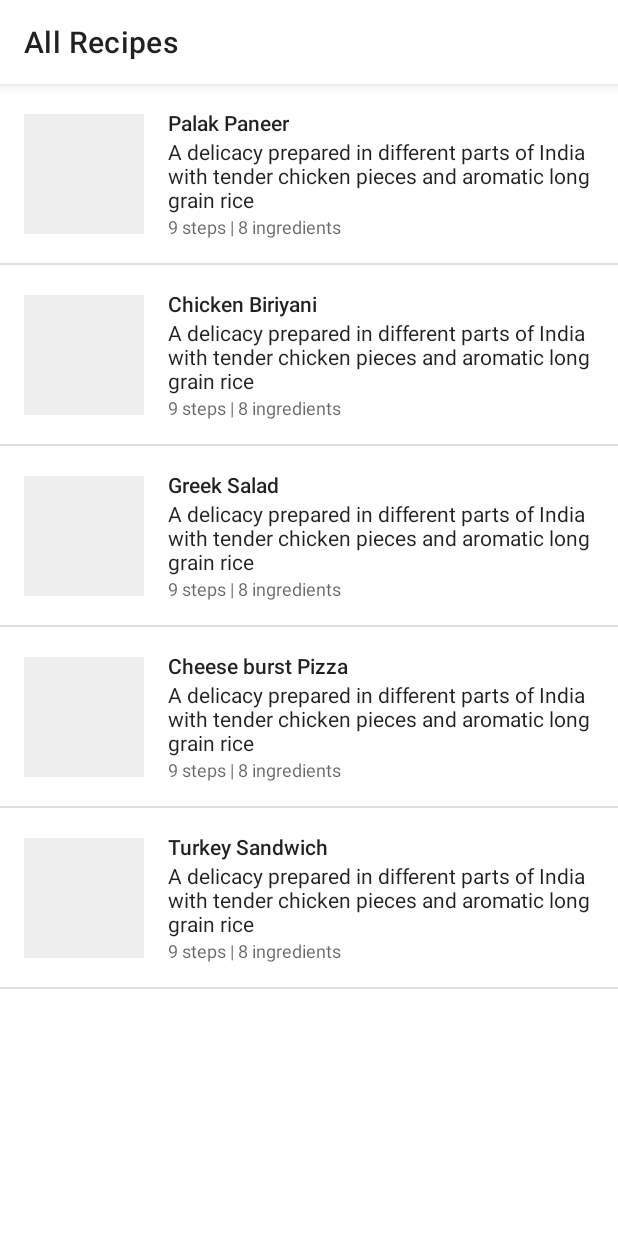
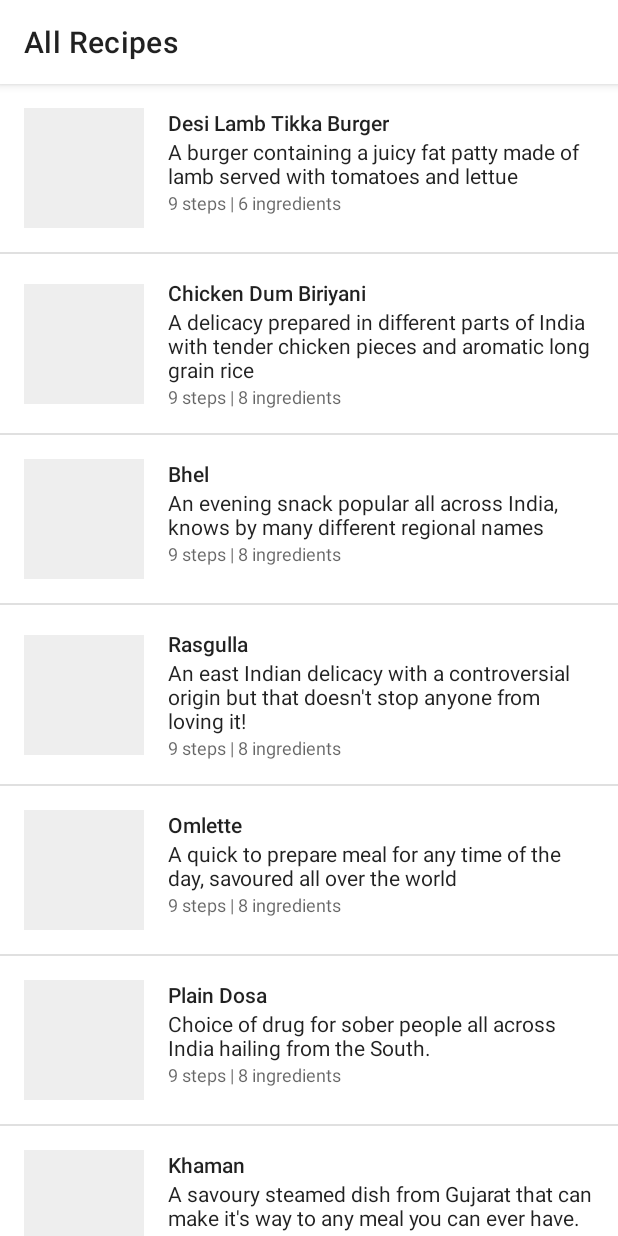
Before and after one commit to Pinaki93/Desipe, an Android app: the screen it shows after launch (ContainerActivity), on a phone screen of 412 x 824 dp. Run offline under Robolectric (Android 15) with nearby library versions, the light colour scheme and no system bars; our stand-ins replace Timber; libraries missing offline, so code that uses them is left out: coil.api.load; pictures from the network do not load; 1 statement that could not run was skipped.

Commit message:
- ui enhancements - added images from cloudinary cdn - wip: data for different recipes

```diff
--- a/app/src/main/java/dev/pinaki/receepee/data/source/Data.kt
+++ b/app/src/main/java/dev/pinaki/receepee/data/source/Data.kt
@@ -17,8 +17,6 @@ private fun getIngredients(): List<Ingredient> {
     }
 }
 
-private fun getImage() = "https://cdn.pixabay.com/photo/2016/01/15/10/56/biryani-1141444_1280.jpg"
-
 private fun getSteps(): List<String> {
     return ArrayList<String>().apply {
         add("Fry the onions until they turn golden")
@@ -27,7 +25,7 @@ private fun getSteps(): List<String> {
         add("Keep the preparation aside")
         add("Boil the rice in a separate vessel for 30 minutes")
         add("Now take the vessel away from flame")
-        add("Prepare layers of rice and chicken masala stacked on each other")
+        add("Prepare layers of rice and chicken masala stacked on each other.Prepare layers of rice and chicken masala stacked on each other.Prepare layers of rice and chicken masala stacked on each other.Prepare layers of rice and chicken masala stacked on each other")
         add("Now seal the vessel with dough and cook for 20 mins")
         add("Your biriyani is now ready")
     }
@@ -38,31 +36,67 @@ fun getSampleData(): List<Recipe> {
         add(
             Recipe(
                 1,
-                "Palak Paneer",
-                "A delicacy prepared in different parts of India with tender chicken pieces and aromatic long grain rice",
-                getImage(),
-                getIngredients(),
-                getSteps()
+                "Desi Lamb Tikka Burger",
+                "A burger containing a juicy fat patty made of lamb served with tomatoes and lettue",
+                "https://res.cloudinary.com/pinaki93/image/upload/v1593900066/food-1081707_640_ezrubj.jpg",
+                ArrayList<Ingredient>().apply {
+                    add(Ingredient("Bun", 2, "Units"))
+                    add(Ingredient("Lettuce", 4, "leaves"))
+                    add(Ingredient("Onion", 1, "small bowl"))
+                    add(Ingredient("Minced Meat", 250, "grams"))
+                    add(Ingredient("Turmeric", 1, "tsp"))
+                    add(Ingredient("Chilly Powder", 1, "tsp"))
+                },
+                ArrayList<String>().apply {
+                    add("Mix the dry spices, chopped onions with minced meat")
+                    add("Make patties from the mixture ")
+                    add("Dry the patties until both sides are well cooked")
+                    add("Cut tomatoes into circles")
+                    add("Take a bun, put lettuce leaves on it")
+                    add("Put two of the sliced tomatoes")
+                    add("Put the patty on the top of the tomatoes, repeat two layers above it")
+                    add("Put another bun on top")
+                    add("Your Desi Lamb Tikka burger is now ready!")
+                }
             )
         )
 
         add(
             Recipe(
                 2,
-                "Chicken Biriyani",
+                "Chicken Dum Biriyani",
                 "A delicacy prepared in different parts of India with tender chicken pieces and aromatic long grain rice",
-                getImage(),
-                getIngredients(),
-                getSteps()
+                "https://res.cloudinary.com/pinaki93/image/upload/v1593900068/biryani-1141444_640_przhfd.jpg",
+                ArrayList<Ingredient>().apply {
+                    add(Ingredient("Rice", 500, "gms"))
+                    add(Ingredient("Oil", 4, "tsp"))
+                    add(Ingredient("Cinnamon", 20, "gms"))
+                    add(Ingredient("Cloves", 6, "pieces"))
+                    add(Ingredient("Garlic", 4, "cloves"))
+                    add(Ingredient("Chicken", 250, "grams"))
+                    add(Ingredient("Onion", 5, "Medium Sized"))
+                    add(Ingredient("Wheat Dough", 100, "grams"))
+                },
+                ArrayList<String>().apply {
+                    add("Fry the onions until they turn golden")
+                    add("Add the dry spices mentioned in the ingredients")
+                    add("Add chicken to the pan and fry for about 15 minutes")
+                    add("Keep the preparation aside")
+                    add("Boil the rice in a separate vessel for 30 minutes")
+                    add("Now take the vessel away from flame")
+                    add("Prepare layers of rice and chicken masala stacked on each other.Prepare layers of rice and chicken masala stacked on each other.Prepare layers of rice and chicken masala stacked on each other.Prepare layers of rice and chicken masala stacked on each other")
+                    add("Now seal the vessel with dough and cook for 20 mins")
+                    add("Your biriyani is now ready")
+                }
             )
         )
 
         add(
             Recipe(
                 3,
-                "Greek Salad",
-                "A delicacy prepared in different parts of India with tender chicken pieces and aromatic long grain rice",
-                getImage(),
+                "Bhel",
+                "An evening snack popular all across India, knows by many different regional names",
+                "https://res.cloudinary.com/pinaki93/image/upload/v1593900066/jhal-muri-827292_640_btx94u.jpg",
                 getIngredients(),
                 getSteps()
             )
@@ -71,9 +105,9 @@ fun getSampleData(): List<Recipe> {
         add(
             Recipe(
                 4,
-                "Cheese burst Pizza",
-                "A delicacy prepared in different parts of India with tender chicken pieces and aromatic long grain rice",
-                getImage(),
+                "Rasgulla",
+                "An east Indian delicacy with a controversial origin but that doesn't stop anyone from loving it!",
+                "https://res.cloudinary.com/pinaki93/image/upload/v1593900066/sweets-577230_640_cekunj.jpg",
                 getIngredients(),
                 getSteps()
             )
@@ -82,21 +116,45 @@ fun getSampleData(): List<Recipe> {
         add(
             Recipe(
                 5,
-                "Turkey Sandwich",
-                "A delicacy prepared in different parts of India with tender chicken pieces and aromatic long grain rice",
-                getImage(),
+                "Omlette",
+                "A quick to prepare meal for any time of the day, savoured all over the world",
+                "https://res.cloudinary.com/pinaki93/image/upload/v1593900066/food-4046229_640_ub6i4e.jpg",
+                getIngredients(),
+                getSteps()
+            )
+        )
+
+        add(
+            Recipe(
+                6,
+                "Plain Dosa",
+                "Choice of drug for sober people all across India hailing from the South.",
+                "https://res.cloudinary.com/pinaki93/image/upload/v1593900067/indian-1768906_640_j6olcu.jpg",
+                getIngredients(),
+                getSteps()
+            )
+        )
+
+        add(
+            Recipe(
+                7,
+                "Khaman",
+                "A savoury steamed dish from Gujarat that can make it's way to any meal you can ever have.",
+                "https://res.cloudinary.com/pinaki93/image/upload/v1593900067/indian-1969797_640_qaibyr.jpg",
+                getIngredients(),
+                getSteps()
+            )
+        )
+
+        add(
+            Recipe(
+                8,
+                "Samosa",
+                "Crunchy on the outside, hot and soft on the inside. If Samosa is a question, yes is the answer",
+                "https://res.cloudinary.com/pinaki93/image/upload/v1593900067/food-143622_640_zlg7yv.jpg",
                 getIngredients(),
                 getSteps()
             )
         )
     }
 }
-
-/*http://imgbox.com/Vbi7WnSF
-http://imgbox.com/87gUpyQx
-http://imgbox.com/k8meaLIh
-http://imgbox.com/bqlnPcxt
-http://imgbox.com/6U4Jibt9
-http://imgbox.com/hIo7iOAf
-http://imgbox.com/J4Telz5u
-http://imgbox.com/bfe0lffD*/
--- a/app/src/main/java/dev/pinaki/receepee/feature/detail/DetailFragment.kt
+++ b/app/src/main/java/dev/pinaki/receepee/feature/detail/DetailFragment.kt
@@ -55,7 +55,9 @@ class DetailFragment : BaseFragment<DetailsFragmentBinding>() {
                     totalScroll += dy
                     val showTitle = totalScroll > binding.toolbar.height
                     if (showTitle != titleShown) {
-                        binding.collapsingToolbarHeader.isTitleEnabled = showTitle
+                        binding.collapsingToolbarHeader.post {
+                            binding.collapsingToolbarHeader.isTitleEnabled = showTitle
+                        }
                     }
                 }
             })
--- a/app/src/main/java/dev/pinaki/receepee/feature/detail/steps/RecipeStepsAdapter.kt
+++ b/app/src/main/java/dev/pinaki/receepee/feature/detail/steps/RecipeStepsAdapter.kt
@@ -11,6 +11,6 @@ class RecipeStepsAdapter : ListAdapter<String, RecipeStepsViewHolder>(StringDiff
     }
 
     override fun onBindViewHolder(holder: RecipeStepsViewHolder, position: Int) {
-        holder.bind(position + 1, getItem(position), position == itemCount - 1)
+        holder.bind(position + 1, getItem(position), itemCount)
     }
 }
--- a/app/src/main/res/values/strings.xml
+++ b/app/src/main/res/values/strings.xml
@@ -5,4 +5,5 @@
     <string name="ingredient_quantity">%1$d %2$s</string>
     <string name="ingredients">Ingredients</string>
     <string name="steps">Steps</string>
+    <string name="step_progress">%1$d/%2$d</string>
 </resources>
```
Also changed, not shown: app/src/main/java/dev/pinaki/receepee/feature/detail/steps/RecipeStepsViewHolder.kt (+5 -5 lines), app/src/main/res/layout/recipe_step_view.xml (+12 -20 lines).
